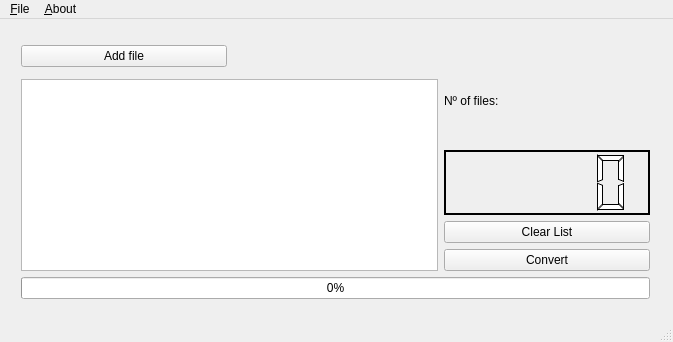
The window that vicky.ui (fmf437/vicky) describes before a commit, drawn with Qt 5.
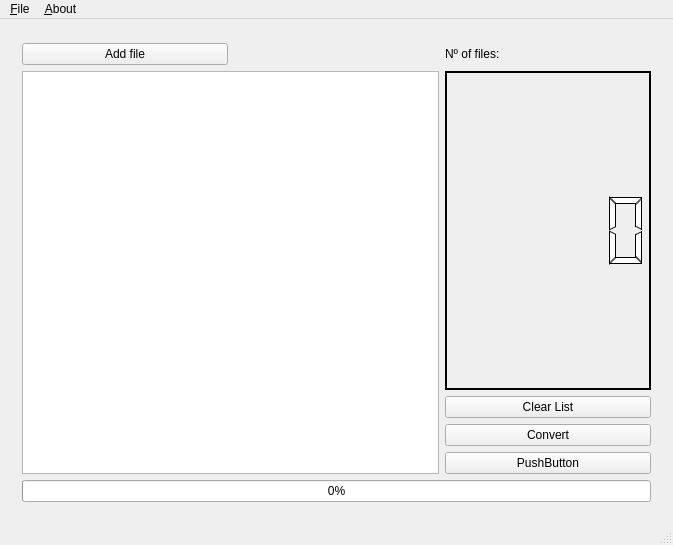
The same window after the commit. Icons and pictures are not drawn.

The edit to the form file:
```diff
--- a/vicky.ui
+++ b/vicky.ui
@@ -7,7 +7,7 @@
     <x>0</x>
     <y>0</y>
     <width>673</width>
-    <height>342</height>
+    <height>545</height>
    </rect>
   </property>
   <property name="windowIcon">
@@ -15,34 +15,41 @@
     <normaloff>:/icons/vicky64.png</normaloff>:/icons/vicky64.png</iconset>
   </property>
   <widget class="QWidget" name="centralWidget">
-   <widget class="QWidget" name="layoutWidget">
+   <widget class="QWidget" name="">
     <property name="geometry">
      <rect>
-      <x>10</x>
-      <y>10</y>
+      <x>11</x>
+      <y>13</y>
       <width>651</width>
-      <height>281</height>
+      <height>481</height>
      </rect>
     </property>
     <layout class="QGridLayout" name="gridLayout">
-     <item row="0" column="0" rowspan="2">
+     <item row="0" column="0">
       <widget class="QPushButton" name="pushButton">
        <property name="text">
         <string>Add file</string>
        </property>
       </widget>
      </item>
-     <item row="1" column="2" rowspan="2">
+     <item row="0" column="1">
+      <widget class="QLabel" name="label">
+       <property name="text">
+        <string/>
+       </property>
+      </widget>
+     </item>
+     <item row="0" column="2">
       <widget class="QLabel" name="label_2">
        <property name="text">
         <string>Nº of files:</string>
        </property>
       </widget>
      </item>
-     <item row="2" column="0" rowspan="3" colspan="2">
+     <item row="1" column="0" rowspan="2" colspan="2">
       <widget class="QListWidget" name="listWidget"/>
      </item>
-     <item row="3" column="2">
+     <item row="1" column="2">
       <widget class="QLCDNumber" name="lcdNumber">
        <property name="palette">
         <palette>
@@ -467,7 +474,7 @@
        </property>
       </widget>
      </item>
-     <item row="4" column="2">
+     <item row="2" column="2">
       <layout class="QVBoxLayout" name="verticalLayout">
        <item>
         <widget class="QPushButton" name="pushButton_3">
@@ -483,9 +490,16 @@
          </property>
         </widget>
        </item>
+       <item>
+        <widget class="QPushButton" name="pushButton_4">
+         <property name="text">
+          <string>PushButton</string>
+         </property>
+        </widget>
+       </item>
       </layout>
      </item>
-     <item row="5" column="0" colspan="3">
+     <item row="3" column="0" colspan="3">
       <widget class="QProgressBar" name="progressBar">
        <property name="minimum">
         <number>0</number>
@@ -504,13 +518,6 @@
        </property>
       </widget>
      </item>
-     <item row="0" column="1" rowspan="2" colspan="2">
-      <widget class="QLabel" name="label">
-       <property name="text">
-        <string/>
-       </property>
-      </widget>
-     </item>
     </layout>
    </widget>
   </widget>
```
Left out of the diff: 2 changed lines with no effect on the pictures.
